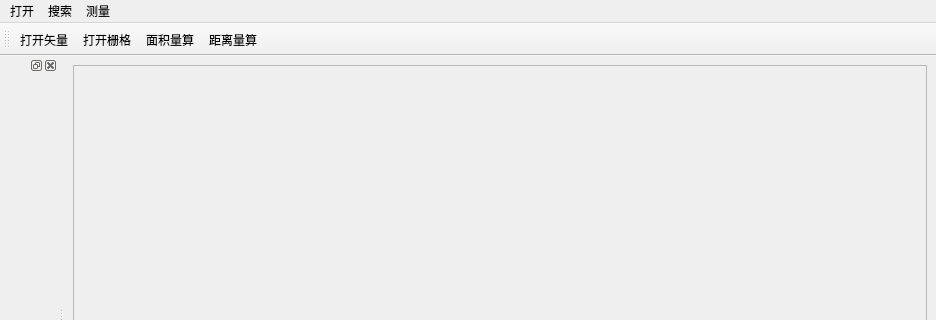
Before: the Qt Designer form ui/ui.ui in mxxxOrz12/PyQGIS, drawn with Qt 5; both pictures show x 0 to 936 and y 0 to 320 of the 936 by 600 pixel window.
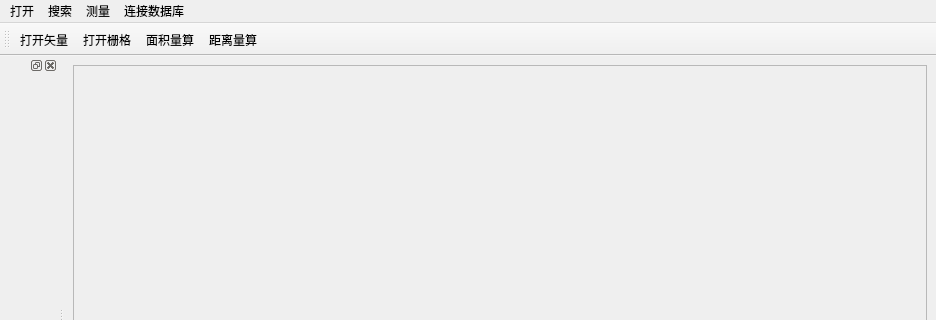
After: the same form once the commit is applied. Icons and pictures are not drawn.

```diff
--- a/ui/ui.ui
+++ b/ui/ui.ui
@@ -66,9 +66,17 @@
     <addaction name="actionArea"/>
     <addaction name="actionDistance"/>
    </widget>
+   <widget class="QMenu" name="ConnectDataBase">
+    <property name="title">
+     <string>连接数据库</string>
+    </property>
+    <addaction name="actionConnect"/>
+    <addaction name="actiongu"/>
+   </widget>
    <addaction name="menu"/>
    <addaction name="menu_2"/>
    <addaction name="menu_3"/>
+   <addaction name="ConnectDataBase"/>
   </widget>
   <widget class="QStatusBar" name="statusbar"/>
   <widget class="QDockWidget" name="dockWidget_3">
```
Left out of the diff: 10 changed lines with no effect on the pictures.
